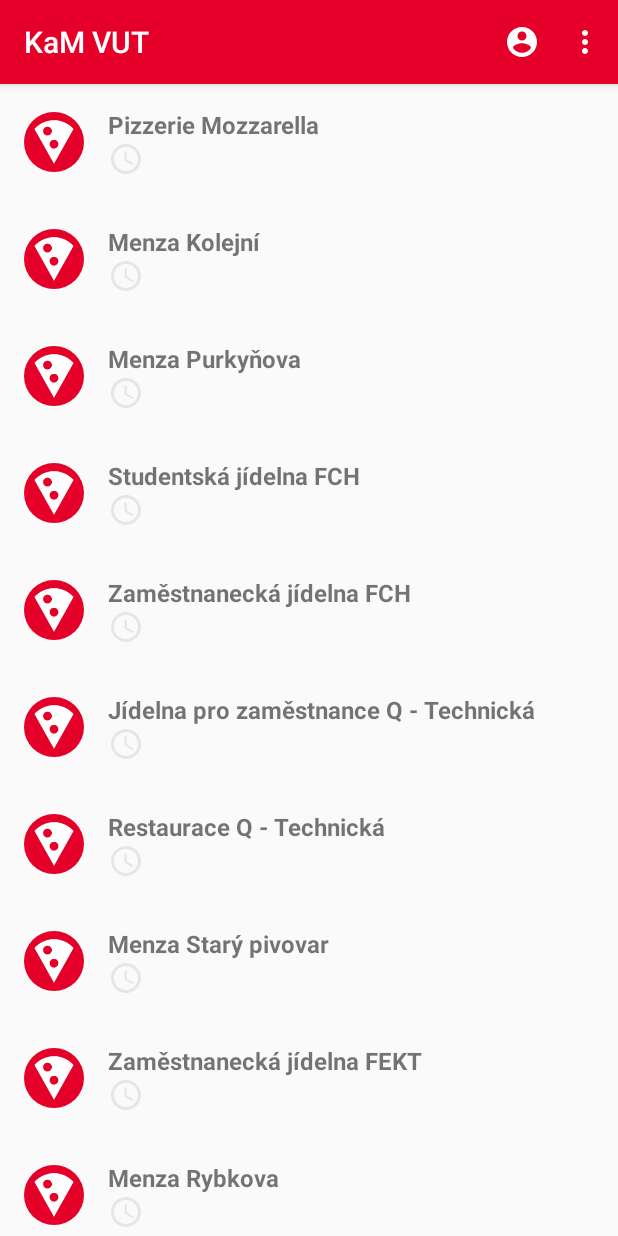
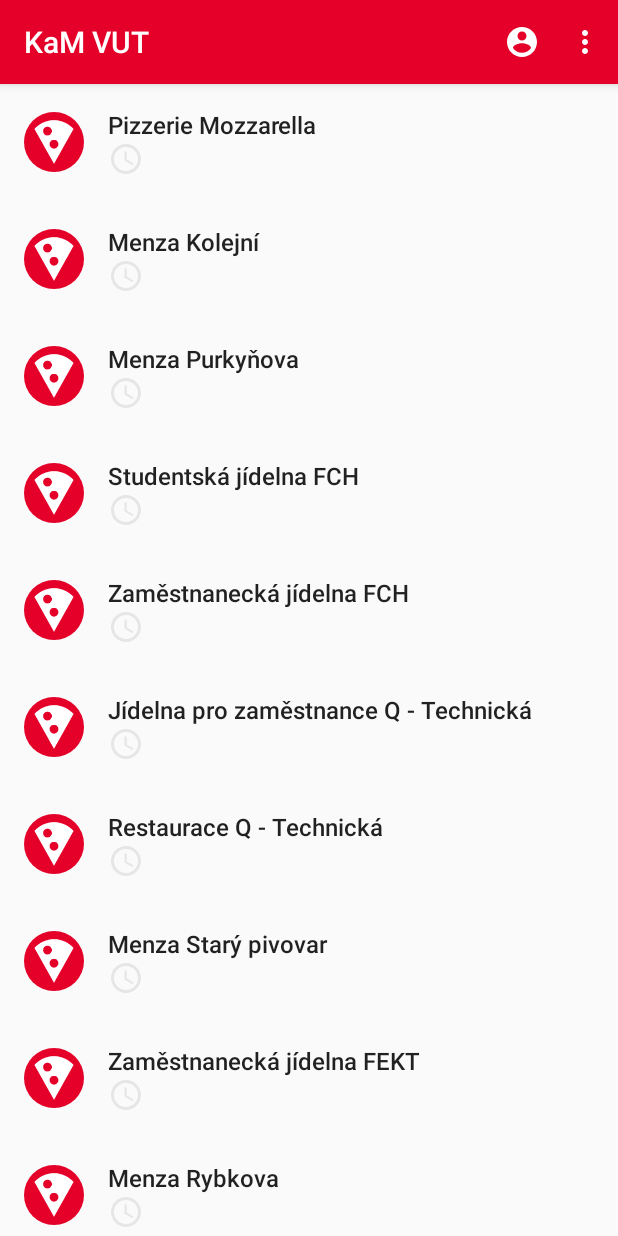
Before and after one commit to kudlav/kam-vutbr, an Android app: the screen it shows after launch (MainActivity), on a phone screen of 412 x 824 dp. Run offline under Robolectric (Android 15) with nearby library versions, the phone set to English and light mode, and no system bars; our stand-ins replace CircleImageView.

Commit message:
Improve font and night color sheme, update deps

```diff
--- a/app/build.gradle
+++ b/app/build.gradle
@@ -37,10 +37,10 @@ dependencies {
     implementation 'androidx.constraintlayout:constraintlayout:1.1.3'
     implementation 'androidx.preference:preference:1.1.0'
     implementation 'androidx.legacy:legacy-support-v4:1.0.0'
-    testImplementation 'junit:junit:4.12'
+    //testImplementation 'junit:junit:4.12'
     androidTestImplementation 'androidx.test:runner:1.2.0'
     androidTestImplementation 'androidx.test.espresso:espresso-core:3.2.0'
-    implementation 'androidx.recyclerview:recyclerview:1.0.0'
+    implementation 'androidx.recyclerview:recyclerview:1.1.0'
     implementation 'com.github.bumptech.glide:glide:4.10.0'
     annotationProcessor 'com.github.bumptech.glide:compiler:4.10.0'
     implementation 'com.google.code.gson:gson:2.8.6'
--- a/app/src/main/res/layout/footer_menu.xml
+++ b/app/src/main/res/layout/footer_menu.xml
@@ -8,7 +8,7 @@
     <View
         android:layout_width="match_parent"
         android:layout_height="1dp"
-        android:background="@color/colorShadow"
+        android:background="@color/colorDivider"
         android:layout_marginLeft="16dp"
         android:layout_marginRight="16dp"/>
 </LinearLayout>
--- a/app/src/main/res/layout/header_account.xml
+++ b/app/src/main/res/layout/header_account.xml
@@ -35,7 +35,7 @@
     <View
         android:layout_width="match_parent"
         android:layout_height="1dp"
-        android:background="@color/colorShadow"
+        android:background="@color/colorDivider"
         android:layout_marginBottom="3dp"/>
 
     <TextView
--- a/app/src/main/res/layout/item_menu.xml
+++ b/app/src/main/res/layout/item_menu.xml
@@ -21,7 +21,7 @@
             android:layout_width="wrap_content"
             android:layout_height="wrap_content"
             android:textSize="16sp"
-            android:textStyle="bold" />
+            android:textAppearance="@style/TextAppearance.AppCompat.Title" />
 
         <TextView
             android:id="@+id/tvWeight"
--- a/app/src/main/res/layout/item_restaurant.xml
+++ b/app/src/main/res/layout/item_restaurant.xml
@@ -29,7 +29,7 @@
             android:layout_width="match_parent"
             android:layout_height="wrap_content"
             android:textSize="16sp"
-            android:textStyle="bold" />
+            android:textAppearance="@style/TextAppearance.AppCompat.Title"/>
 
         <LinearLayout
             android:layout_width="match_parent"
--- a/app/src/main/res/values-night/colors.xml
+++ b/app/src/main/res/values-night/colors.xml
@@ -2,4 +2,5 @@
 <resources>
     <color name="primaryText">#FFFFFF</color>
     <color name="redText">#E40028</color>
+    <color name="colorDivider">#424242</color>
 </resources>
--- a/app/src/main/res/values/colors.xml
+++ b/app/src/main/res/values/colors.xml
@@ -5,6 +5,7 @@
     <color name="colorAccent">#B40020</color>
     <color name="colorIcon">#A0A0A0</color>
     <color name="colorShadow">#E6E6E6</color>
+    <color name="colorDivider">#E6E6E6</color>
     <color name="primaryText">#000000</color>
     <color name="redText">#B40020</color>
 </resources>
--- a/build.gradle
+++ b/build.gradle
@@ -8,7 +8,7 @@ buildscript {
         mavenCentral()
     }
     dependencies {
-        classpath 'com.android.tools.build:gradle:3.5.1'
+        classpath 'com.android.tools.build:gradle:3.5.3'
         classpath "org.jetbrains.kotlin:kotlin-gradle-plugin:$kotlin_version"
         // NOTE: Do not place your application dependencies here; they belong
         // in the individual module build.gradle files
```
